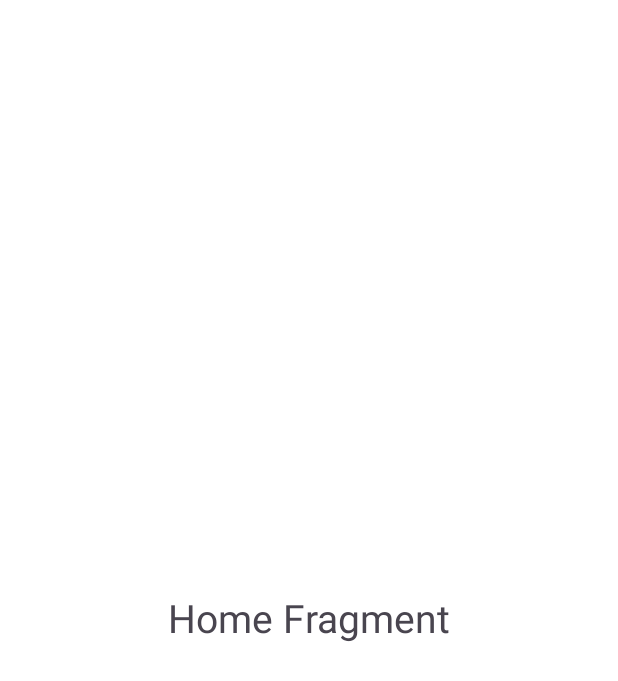
After one commit to GHyueng/healthon, an Android app: the fragment Home shown on its own in the app's theme, on a phone screen of 412 x 824 dp. The commit adds this screen. Shown: the top 681 px of the screen. Run offline under Robolectric (Android 15) with nearby library versions, the phone set to English and light mode, and no system bars.

Commit message:
업데이트 0.1.0
- 메인 메뉴, 식단, 그룹 프래그먼트 생성
- 메인메뉴, 식단, 그룹 하단바 생성

```diff
--- /dev/null
+++ b/app/src/main/java/com/example/project2/Home.kt
@@ -0,0 +1,59 @@
+package com.example.project2
+
+import android.os.Bundle
+import androidx.fragment.app.Fragment
+import android.view.LayoutInflater
+import android.view.View
+import android.view.ViewGroup
+
+// TODO: Rename parameter arguments, choose names that match
+// the fragment initialization parameters, e.g. ARG_ITEM_NUMBER
+private const val ARG_PARAM1 = "param1"
+private const val ARG_PARAM2 = "param2"
+
+/**
+ * A simple [Fragment] subclass.
+ * Use the [Home.newInstance] factory method to
+ * create an instance of this fragment.
+ */
+class Home : Fragment() {
+    // TODO: Rename and change types of parameters
+    private var param1: String? = null
+    private var param2: String? = null
+
+    override fun onCreate(savedInstanceState: Bundle?) {
+        super.onCreate(savedInstanceState)
+        arguments?.let {
+            param1 = it.getString(ARG_PARAM1)
+            param2 = it.getString(ARG_PARAM2)
+        }
+    }
+
+    override fun onCreateView(
+        inflater: LayoutInflater, container: ViewGroup?,
+        savedInstanceState: Bundle?
+    ): View? {
+        // Inflate the layout for this fragment
+        return inflater.inflate(R.layout.fragment_home, container, false)
+    }
+
+    companion object {
+        /**
+         * Use this factory method to create a new instance of
+         * this fragment using the provided parameters.
+         *
+         * @param param1 Parameter 1.
+         * @param param2 Parameter 2.
+         * @return A new instance of fragment Home.
+         */
+        // TODO: Rename and change types and number of parameters
+        @JvmStatic
+        fun newInstance(param1: String, param2: String) =
+            Home().apply {
+                arguments = Bundle().apply {
+                    putString(ARG_PARAM1, param1)
+                    putString(ARG_PARAM2, param2)
+                }
+            }
+    }
+}
--- /dev/null
+++ b/app/src/main/res/drawable/ic_add_circle.xml
@@ -0,0 +1,5 @@
+<vector android:height="24dp" android:tint="#000000"
+    android:viewportHeight="24" android:viewportWidth="24"
+    android:width="24dp" xmlns:android="http://schemas.android.com/apk/res/android">
+    <path android:fillColor="@android:color/white" android:pathData="M12,2C6.48,2 2,6.48 2,12s4.48,10 10,10 10,-4.48 10,-10S17.52,2 12,2zM17,13h-4v4h-2v-4L7,13v-2h4L11,7h2v4h4v2z"/>
+</vector>
--- /dev/null
+++ b/app/src/main/res/drawable/ic_group.xml
@@ -0,0 +1,5 @@
+<vector android:height="24dp" android:tint="#000000"
+    android:viewportHeight="24" android:viewportWidth="24"
+    android:width="24dp" xmlns:android="http://schemas.android.com/apk/res/android">
+    <path android:fillColor="@android:color/white" android:pathData="M16,11c1.66,0 2.99,-1.34 2.99,-3S17.66,5 16,5c-1.66,0 -3,1.34 -3,3s1.34,3 3,3zM8,11c1.66,0 2.99,-1.34 2.99,-3S9.66,5 8,5C6.34,5 5,6.34 5,8s1.34,3 3,3zM8,13c-2.33,0 -7,1.17 -7,3.5L1,19h14v-2.5c0,-2.33 -4.67,-3.5 -7,-3.5zM16,13c-0.29,0 -0.62,0.02 -0.97,0.05 1.16,0.84 1.97,1.97 1.97,3.45L17,19h6v-2.5c0,-2.33 -4.67,-3.5 -7,-3.5z"/>
+</vector>
--- /dev/null
+++ b/app/src/main/res/drawable/ic_home.xml
@@ -0,0 +1,5 @@
+<vector android:height="24dp" android:tint="#000000"
+    android:viewportHeight="24" android:viewportWidth="24"
+    android:width="24dp" xmlns:android="http://schemas.android.com/apk/res/android">
+    <path android:fillColor="@android:color/white" android:pathData="M10,20v-6h4v6h5v-8h3L12,3 2,12h3v8z"/>
+</vector>
--- /dev/null
+++ b/app/src/main/res/layout/fragment_home.xml
@@ -0,0 +1,17 @@
+<?xml version="1.0" encoding="utf-8"?>
+<FrameLayout xmlns:android="http://schemas.android.com/apk/res/android"
+    xmlns:tools="http://schemas.android.com/tools"
+    android:layout_width="match_parent"
+    android:layout_height="match_parent"
+    android:background="@color/white"
+    tools:context=".Home">
+
+    <!-- TODO: Update blank fragment layout -->
+    <TextView
+        android:layout_width="wrap_content"
+        android:layout_height="wrap_content"
+        android:text="Home Fragment"
+        android:textSize="26dp"
+        android:layout_gravity="center"/>
+
+</FrameLayout>
--- a/app/src/main/res/values/strings.xml
+++ b/app/src/main/res/values/strings.xml
@@ -1,3 +1,5 @@
 <resources>
     <string name="app_name">Project2</string>
+    <!-- TODO: Remove or change this placeholder text -->
+    <string name="hello_blank_fragment">Hello blank fragment</string>
 </resources>
```
Also changed, not shown: app/build.gradle.kts (+8 -1 lines), app/src/main/java/com/example/project2/Diet.kt (added, +59 -0 lines), app/src/main/java/com/example/project2/Group.kt (added, +59 -0 lines), app/src/main/java/com/example/project2/MainActivity.kt (+43 -5 lines), app/src/main/res/drawable/ic_food.xml (added, +10 -0 lines), app/src/main/res/layout/activity_main.xml (+17 -5 lines), app/src/main/res/layout/fragment_diet.xml (added, +15 -0 lines), app/src/main/res/layout/fragment_group.xml (added, +16 -0 lines), app/src/main/res/menu/bottom_nav.xml (added, +16 -0 lines).
